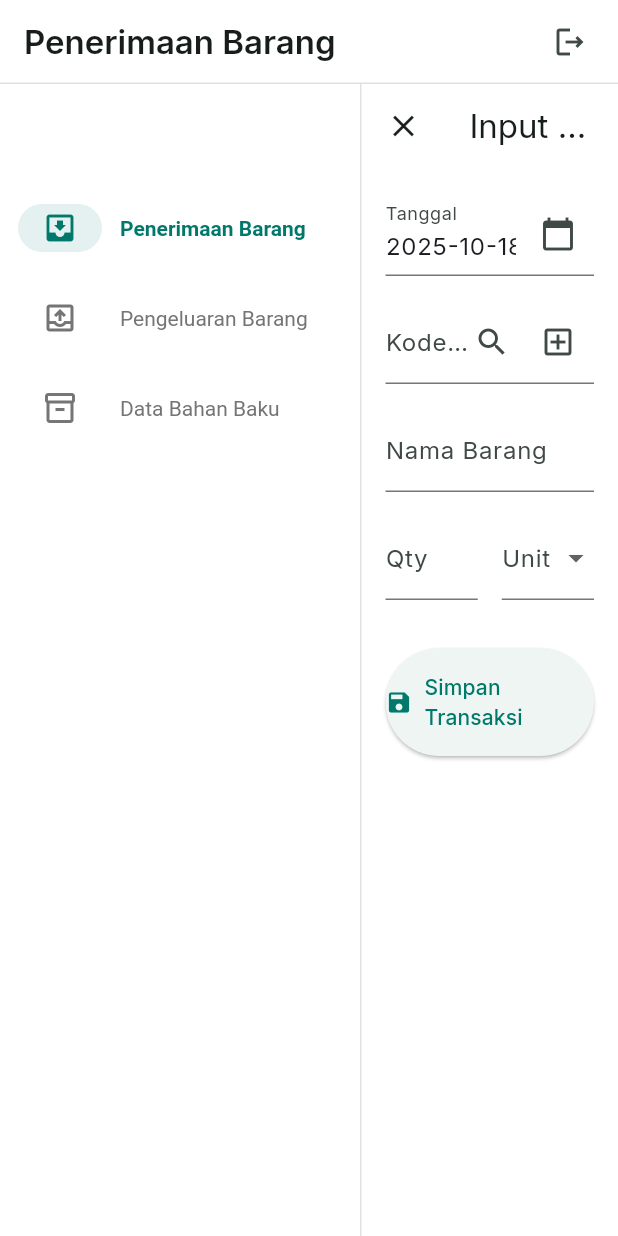
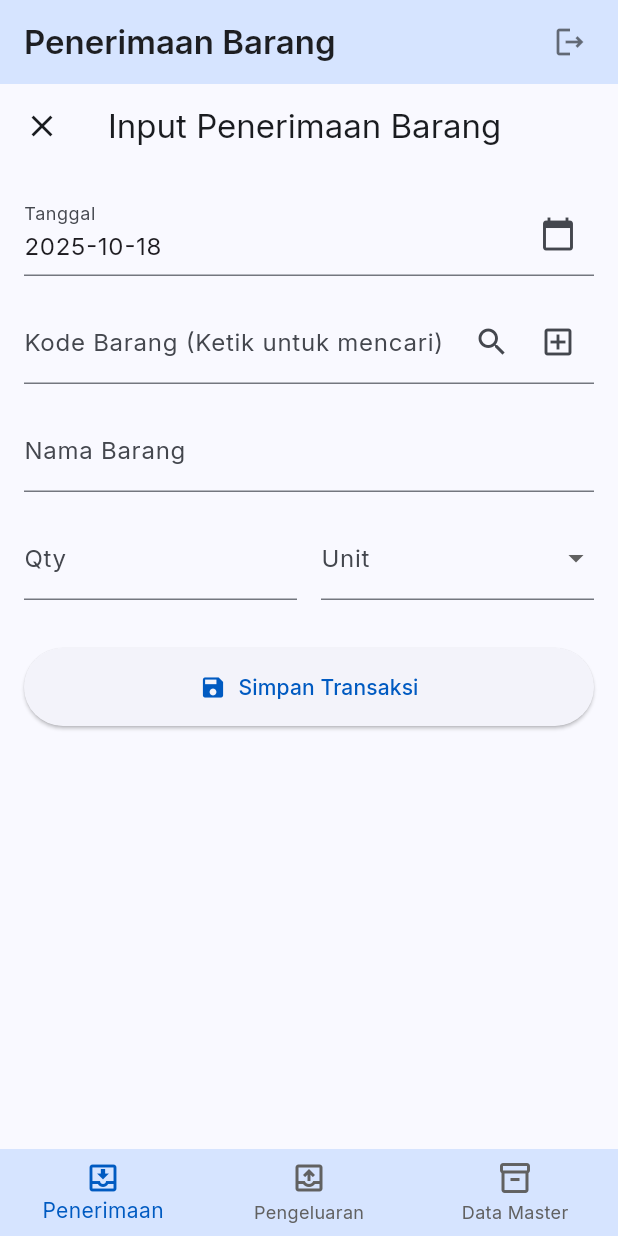
Before and after one commit to reyzaaaa/gudang_app, a Flutter app: the AddInboundScreen screen opened by its route, on a phone screen of 412 x 824 dp. Run offline on Flutter 3.47's test engine with Material 3 defaults, Android fonts, the light colour scheme and no system bars; our stand-ins replace barcode_widget, flutter_riverpod, go_router, google_fonts, pdf, permission_handler and 2 more; missing offline and left inert: excel, mobile_scanner, universal_html; accounts and stored records are empty; network calls fail.

Commit message:
feat: Implement Color Appbar and Bottomnavbar v.2

```diff
--- a/lib/features/dashboard/screens/dashboard_screen.dart
+++ b/lib/features/dashboard/screens/dashboard_screen.dart
@@ -49,24 +49,35 @@ class _DashboardScreenState extends State<DashboardScreen> {
 
   @override
   Widget build(BuildContext context) {
+    return LayoutBuilder(
+      builder: (context, constraints) {
         final int selectedIndex = _calculateSelectedIndex(context);
+        final String location = GoRouterState.of(context).matchedLocation;
         final theme = Theme.of(context);
 
+        const double mobileBreakpoint = 700;
+        final bool isDesktop = constraints.maxWidth > mobileBreakpoint;
+
+        final bool showFab = location == '/inbound' || location == '/outbound';
+        final VoidCallback? fabAction = location == '/inbound'
+          ? () => context.go('/inbound/add')
+          : (location == '/outbound' ? () => context.go('/outbound/add') : null);
+
+        // Definisikan warna biru muda di sini
+        final mobileNavbarColor = const Color(0xFFD6E4FF);
+
         return Scaffold(
-      backgroundColor: Colors.white,
           appBar: AppBar(
-        backgroundColor: Colors.white,
+            backgroundColor: isDesktop ? Colors.white : mobileNavbarColor,
             elevation: 0,
-        shape: Border(
-          bottom: BorderSide(color: Colors.grey.shade300, width: 1),
-        ),
+            shape: isDesktop ? Border(bottom: BorderSide(color: Colors.grey.shade300, width: 1)) : null,
             title: Text(
               _getAppBarTitle(selectedIndex),
-          style: const TextStyle(fontWeight: FontWeight.w600),
+              style: const TextStyle(fontWeight: FontWeight.w600, color: Colors.black87),
             ),
             actions: [
               IconButton(
-            icon: const Icon(Icons.logout_outlined),
+                icon: const Icon(Icons.logout_outlined, color: Colors.black54),
                 tooltip: 'Logout',
                 onPressed: () async {
                   await supabase.auth.signOut();
@@ -78,7 +89,50 @@ class _DashboardScreenState extends State<DashboardScreen> {
               const SizedBox(width: 8),
             ],
           ),
-      body: Row(
+
+          body: isDesktop
+            ? _buildDesktopLayout(context, selectedIndex, theme)
+            : Container(color: Colors.white, child: widget.child), // Konten mobile dengan bg putih
+
+          bottomNavigationBar: isDesktop
+            ? null
+            : BottomNavigationBar(
+                backgroundColor: mobileNavbarColor,
+                elevation: 0,
+                type: BottomNavigationBarType.fixed,
+                currentIndex: selectedIndex,
+                onTap: (index) => _onDestinationSelected(index, context),
+                selectedItemColor: theme.colorScheme.primary,
+                unselectedItemColor: Colors.grey.shade700,
+                items: const [
+                  BottomNavigationBarItem(
+                    icon: Icon(Icons.move_to_inbox_outlined),
+                    label: 'Penerimaan',
+                  ),
+                  BottomNavigationBarItem(
+                    icon: Icon(Icons.outbox_outlined),
+                    label: 'Pengeluaran',
+                  ),
+                  BottomNavigationBarItem(
+                    icon: Icon(Icons.inventory_2_outlined),
+                    label: 'Data Master',
+                  ),
+                ],
+              ),
+
+          floatingActionButton: showFab ? FloatingActionButton(
+            onPressed: fabAction,
+            backgroundColor: theme.colorScheme.primary,
+            foregroundColor: Colors.white,
+            child: const Icon(Icons.add),
+          ) : null,
+        );
+      },
+    );
+  }
+
+  Widget _buildDesktopLayout(BuildContext context, int selectedIndex, ThemeData theme) {
+    return Row(
       children: <Widget>[
         NavigationRail(
           selectedIndex: selectedIndex,
@@ -91,47 +145,30 @@ class _DashboardScreenState extends State<DashboardScreen> {
           indicatorColor: theme.colorScheme.primary.withOpacity(0.1),
           groupAlignment: -0.8,
           selectedIconTheme: IconThemeData(color: theme.colorScheme.primary),
-            selectedLabelTextStyle: TextStyle(
-              color: theme.colorScheme.primary,
-              fontWeight: FontWeight.bold,
-              fontSize: 14,
-            ),
           unselectedIconTheme: IconThemeData(color: Colors.grey.shade600),
-            unselectedLabelTextStyle: TextStyle(
-              color: Colors.grey.shade600,
-              fontWeight: FontWeight.normal,
-               fontSize: 14,
-            ),
           destinations: const <NavigationRailDestination>[
             NavigationRailDestination(
               icon: Icon(Icons.move_to_inbox_outlined),
-                selectedIcon: Icon(Icons.move_to_inbox),
               label: Text('Penerimaan Barang'),
-                padding: EdgeInsets.symmetric(vertical: 8),
             ),
             NavigationRailDestination(
               icon: Icon(Icons.outbox_outlined),
-                selectedIcon: Icon(Icons.outbox),
               label: Text('Pengeluaran Barang'),
-                padding: EdgeInsets.symmetric(vertical: 8),
             ),
             NavigationRailDestination(
               icon: Icon(Icons.inventory_2_outlined),
-                selectedIcon: Icon(Icons.inventory_2),
               label: Text('Data Bahan Baku'),
-                padding: EdgeInsets.symmetric(vertical: 8),
             ),
           ],
         ),
         VerticalDivider(thickness: 1, width: 1, color: Colors.grey.shade300),
         Expanded(
           child: Container(
-              color: Colors.grey[100],
+            color: Colors.grey[50],
             child: widget.child,
           ),
         ),
       ],
-      ),
     );
   }
 }
--- a/lib/main.dart
+++ b/lib/main.dart
@@ -44,22 +44,13 @@ class MyApp extends StatelessWidget {
       debugShowCheckedModeBanner: false,
       theme: ThemeData(
         useMaterial3: true,
-        // Skema Warna Baru berbasis Teal
+        // PERUBAHAN: Skema warna diubah menjadi biru muda
         colorScheme: ColorScheme.fromSeed(
-          seedColor: const Color(0xFF00796B), // Warna utama: Teal yang dalam
+          seedColor: const Color(0xFFADC8FF), // Warna biru muda dari gambar
           brightness: Brightness.light,
-          primary: const Color(0xFF00796B),
-          surface: Colors.white,
-          background: Colors.grey[50],
+          primary: const Color(0xFF005AC1),   // Biru yang lebih kuat untuk teks & ikon aktif
         ),
-
-        // Menggunakan Font 'Inter' dari Google Fonts
-        textTheme: GoogleFonts.interTextTheme(baseTextTheme).copyWith(
-          headlineSmall: GoogleFonts.inter(
-            textStyle: baseTextTheme.headlineSmall,
-            fontWeight: FontWeight.bold,
-          ),
-        ),
+        textTheme: GoogleFonts.interTextTheme(baseTextTheme),
       ),
       routerConfig: _router,
       localizationsDelegates: const [
@@ -76,7 +67,6 @@ class MyApp extends StatelessWidget {
   }
 }
 
-// Placeholder ini sekarang menunjuk ke MasterDataScreen yang sesungguhnya
 class DataBahanBakuScreen extends StatelessWidget {
   const DataBahanBakuScreen({super.key});
   @override
@@ -133,8 +123,9 @@ final GoRouter _router = GoRouter(
               pageBuilder: (context, state) => CustomTransitionPage<void>(
                 key: state.pageKey,
                 child: const AddInboundScreen(),
-                transitionsBuilder: (context, animation, secondaryAnimation, child) =>
-                    FadeTransition(opacity: animation, child: child),
+                transitionsBuilder:
+                    (context, animation, secondaryAnimation, child) =>
+                        FadeTransition(opacity: animation, child: child),
               ),
             ),
             GoRoute(
```
Lines whose indentation alone changed are shown as unchanged.
